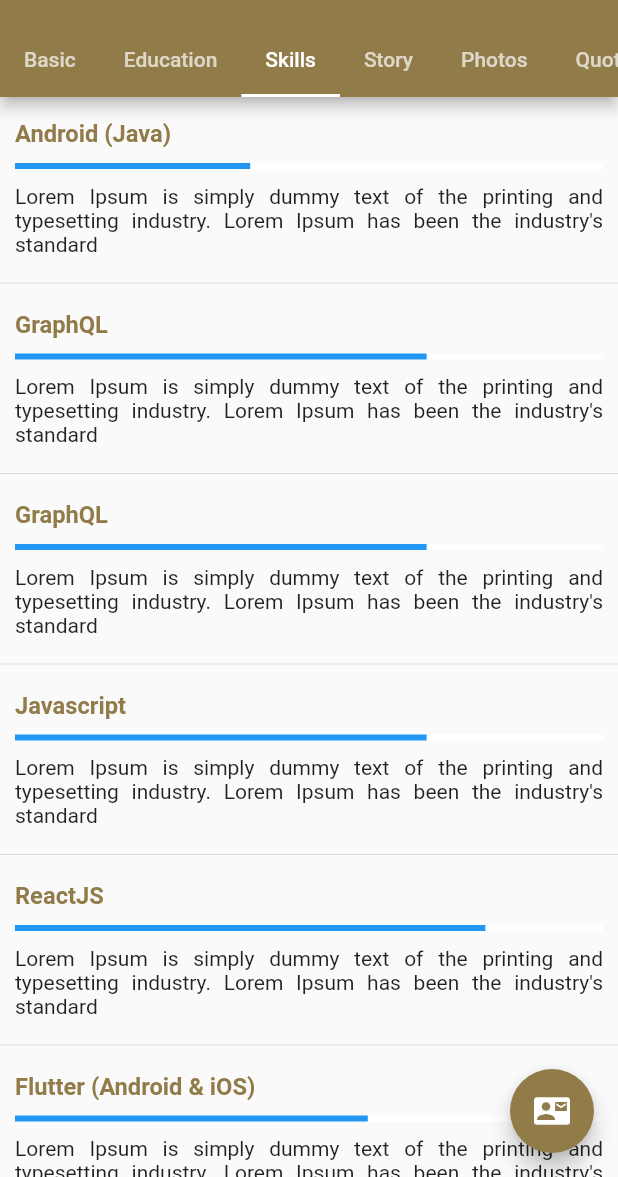
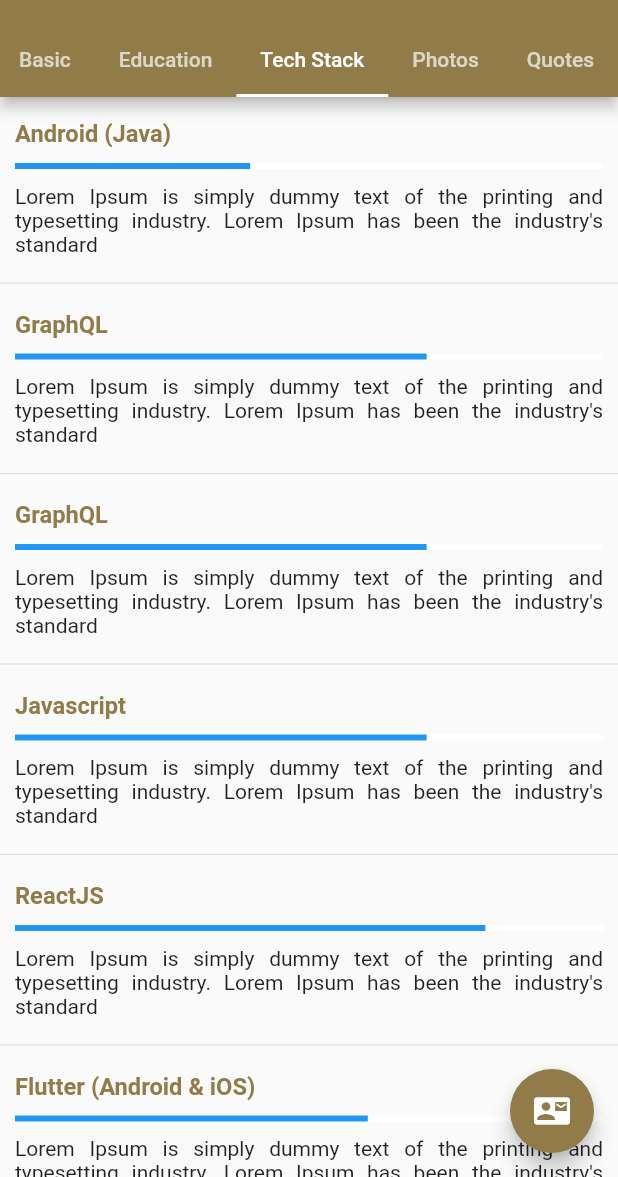
Before and after one commit to horlarme/lawal_oladipupo, a Flutter app: the FirstPage screen opened by its route, tab 3 chosen, on a phone screen of 412 x 824 dp, the part 59-1236 px from its top. Run offline on Flutter 3.47's test engine with Material 2 defaults, Android fonts, the phone set to English and light mode, and no system bars; missing offline and left inert: countdown.

Commit message:
removed and changed tabs

```diff
--- a/lib/screens/firstPage.dart
+++ b/lib/screens/firstPage.dart
@@ -12,8 +12,7 @@ class FirstPage extends StatefulWidget {
 List<Tab> tabList = [
   Tab(text: "Basic"),
   Tab(text: "Education"),
-  Tab(text: "Skills"),
-  Tab(text: "Story"),
+  Tab(text: "Tech Stack"),
   Tab(text: "Photos"),
   Tab(text: "Quotes"),
 ];
@@ -22,7 +21,6 @@ List<Widget> tabViews = [
   BasicProfileTabView(),
   EducationTabView(),
   SkillsTabView(),
-  BasicProfileTabView(),
   BasicProfileTabView(),
   BasicProfileTabView(),
 ];
```
